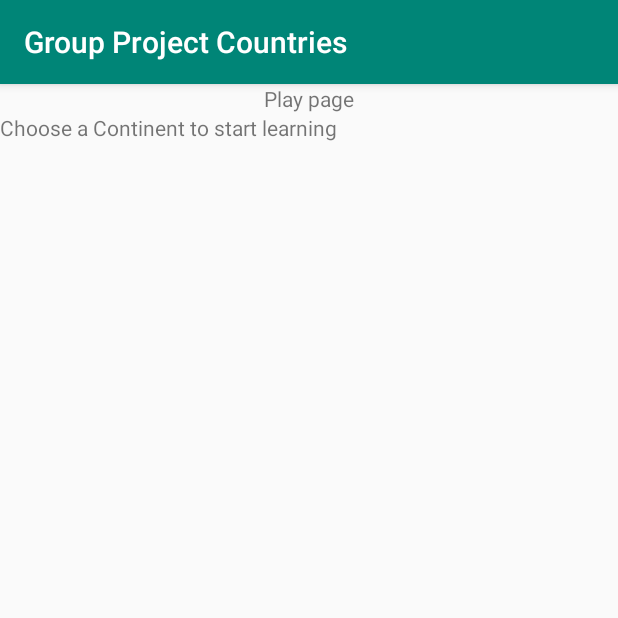
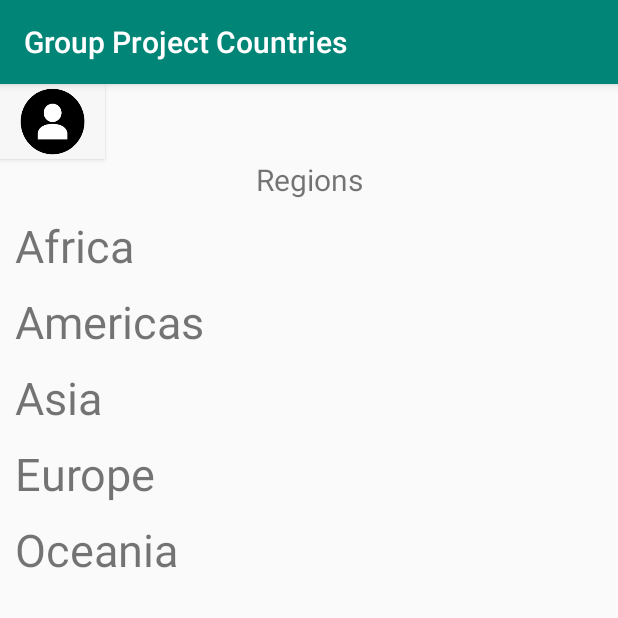
Before and after one commit to Honghongzhu/GroupProjectCountries, an Android app: the PlayActivity screen opened directly, with no data from a screen before it, on a phone screen of 412 x 824 dp, the top half of it. Run offline under Robolectric (Android 15) with nearby library versions, the phone set to English and light mode, and no system bars.

Commit message:
Regions recyclerview updated
The regions are now shown in a recyclerview

```diff
--- a/app/build.gradle
+++ b/app/build.gradle
@@ -9,6 +9,12 @@ android {
         versionCode 1
         versionName "1.0"
         testInstrumentationRunner "androidx.test.runner.AndroidJUnitRunner"
+
+        javaCompileOptions {
+            annotationProcessorOptions {
+                arguments = ["room.schemaLocation": "$projectDir/schemas".toString()]
+            }
+        }
     }
     buildTypes {
         release {
--- a/app/src/main/java/com/example/groupprojectcountries/play/PlayActivity.java
+++ b/app/src/main/java/com/example/groupprojectcountries/play/PlayActivity.java
@@ -4,6 +4,9 @@ import android.os.Bundle;
 
 import androidx.annotation.Nullable;
 import androidx.appcompat.app.AppCompatActivity;
+import androidx.fragment.app.Fragment;
+import androidx.fragment.app.FragmentManager;
+import androidx.fragment.app.FragmentTransaction;
 
 import com.example.groupprojectcountries.R;
 
@@ -12,5 +15,11 @@ public class PlayActivity extends AppCompatActivity {
     protected void onCreate(@Nullable Bundle savedInstanceState) {
         super.onCreate(savedInstanceState);
         setContentView(R.layout.activity_play);
+
+        Fragment fragment = new RegionRecyclerFragment();
+        FragmentManager fragmentManager = getSupportFragmentManager();
+        FragmentTransaction fragmentTransaction = fragmentManager.beginTransaction();
+        fragmentTransaction.replace(R.id.fragment_slot, fragment);
+        fragmentTransaction.commit();
     }
 }
--- a/app/src/main/java/com/example/groupprojectcountries/play/RegionAdapter.java
+++ b/app/src/main/java/com/example/groupprojectcountries/play/RegionAdapter.java
@@ -6,57 +6,56 @@ import android.view.ViewGroup;
 import android.widget.ImageView;
 import android.widget.TextView;
 
-import com.bumptech.glide.Glide;
 import com.example.groupprojectcountries.R;
 
 import java.util.ArrayList;
+import java.util.Arrays;
 import java.util.List;
 
 import androidx.annotation.NonNull;
 import androidx.recyclerview.widget.RecyclerView;
 
-public class RegionAdapter extends RecyclerView.Adapter<RegionAdapter.ContinentViewHolder> {
-    private List<Region> continentsToAdapt;
+public class RegionAdapter extends RecyclerView.Adapter<RegionAdapter.RegionViewHolder> {
+    private List<Region> regionToAdapt;
 
     public void setData(ArrayList<Region> continentsToAdapt){
-        this.continentsToAdapt = continentsToAdapt;
+        this.regionToAdapt = continentsToAdapt;
     }
 
     @NonNull
     @Override
-    public ContinentViewHolder onCreateViewHolder(@NonNull ViewGroup parent, int viewType) {
+    public RegionViewHolder onCreateViewHolder(@NonNull ViewGroup parent, int viewType) {
         View v = LayoutInflater.from(parent.getContext()).inflate(R.layout.region,parent, false);
-        ContinentViewHolder continentViewHolder = new ContinentViewHolder(v);
-        return continentViewHolder;
+        RegionViewHolder regionViewHolder = new RegionViewHolder(v);
+        return regionViewHolder;
     }
 
     @Override
-    public void onBindViewHolder(@NonNull ContinentViewHolder holder, int position) {
-        final Region regionAtPosition = continentsToAdapt.get(position);
+    public void onBindViewHolder(@NonNull RegionViewHolder holder, int position) {
+        final Region regionAtPosition = regionToAdapt.get(position);
         holder.bind(regionAtPosition);
     }
 
     @Override
     public int getItemCount() {
-        return continentsToAdapt.size();
+        return regionToAdapt.size();
     }
 
-    public class ContinentViewHolder extends RecyclerView.ViewHolder {
+    public class RegionViewHolder extends RecyclerView.ViewHolder {
         private View view;
-        private ImageView continentImageView;
+        //private ImageView regionImageView;
         private TextView nameTextView;
 
-        public ContinentViewHolder(@NonNull View v) {
+        public RegionViewHolder(@NonNull View v) {
             super(v);
             view = v;
-            continentImageView = v.findViewById(R.id.continentImage);
-            nameTextView = v.findViewById(R.id.continentName);
+            //regionImageView = v.findViewById(R.id.regionImage);
+            nameTextView = v.findViewById(R.id.regionName);
         }
 
         public void bind(Region region) {
             nameTextView.setText(region.getName());
-            String imageUrl = region.getImageUrl();
-            Glide.with(view.getContext()).load(imageUrl).into(continentImageView);
+            //regionImageView.setImageResource();
             //TODO: view.setOnClickListener will redirect to new activity
         }
     }
--- a/app/src/main/java/com/example/groupprojectcountries/play/RegionRecyclerFragment.java
+++ b/app/src/main/java/com/example/groupprojectcountries/play/RegionRecyclerFragment.java
@@ -4,6 +4,8 @@ package com.example.groupprojectcountries.play;
 import android.os.Bundle;
 
 import androidx.fragment.app.Fragment;
+import androidx.recyclerview.widget.LinearLayoutManager;
+import androidx.recyclerview.widget.RecyclerView;
 
 import android.view.LayoutInflater;
 import android.view.View;
@@ -11,11 +13,16 @@ import android.view.ViewGroup;
 
 import com.example.groupprojectcountries.R;
 
+import java.util.ArrayList;
+import java.util.Arrays;
+import java.util.List;
+
 /**
  * A simple {@link Fragment} subclass.
  */
 public class RegionRecyclerFragment extends Fragment {
-
+    private RecyclerView recyclerView;
+    private ArrayList<Region> regions;
 
     public RegionRecyclerFragment() {
         // Required empty public constructor
@@ -26,7 +33,17 @@ public class RegionRecyclerFragment extends Fragment {
     public View onCreateView(LayoutInflater inflater, ViewGroup container,
                              Bundle savedInstanceState) {
         // Inflate the layout for this fragment
-        return inflater.inflate(R.layout.fragment_region_recycler, container, false);
+        View view =  inflater.inflate(R.layout.fragment_region_recycler, container, false);
+        recyclerView = view.findViewById(R.id.rv_region);
+        LinearLayoutManager layoutManager = new LinearLayoutManager(view.getContext());
+        recyclerView.setLayoutManager(layoutManager);
+
+        //regions = Arrays.asList(new Region[]{"Africa", "Americas", "Asia", "Europe", "Oceania"});
+        regions = new ArrayList<>(Arrays.asList(new Region("Africa"), new Region("Americas"), new Region("Asia"), new Region("Europe"), new Region("Oceania")));
+        RegionAdapter regionAdapter = new RegionAdapter();
+        regionAdapter.setData(regions);
+        recyclerView.setAdapter(regionAdapter);
+        return view;
     }
 
 }
--- a/app/src/main/res/layout/activity_play.xml
+++ b/app/src/main/res/layout/activity_play.xml
@@ -6,31 +6,21 @@
     xmlns:tools="http://schemas.android.com/tools"
     tools:context=".play.PlayActivity">
 
-    <TextView
-        android:id="@+id/title"
-        android:layout_width="wrap_content"
-        android:layout_height="wrap_content"
-        android:text="Play page"
+    <Button
+        android:id="@+id/profile_button"
+        android:layout_width="70dp"
+        android:layout_height="50dp"
         app:layout_constraintStart_toStartOf="parent"
-        app:layout_constraintEnd_toEndOf="parent"
-        app:layout_constraintTop_toTopOf="parent" />
+        app:layout_constraintTop_toTopOf="parent"
+        android:background="@drawable/profile_icon"/>
 
-    <TextView
-        android:id="@+id/description"
-        android:layout_width="wrap_content"
-        android:layout_height="wrap_content"
-        android:text="Choose a Continent to start learning"
-        app:layout_constraintTop_toBottomOf="@id/title"
-        app:layout_constraintStart_toStartOf="parent"/>
-
-    <androidx.recyclerview.widget.RecyclerView
-        android:id="@+id/rv_continents"
+    <FrameLayout
+        android:id="@+id/fragment_slot"
         android:layout_width="match_parent"
         android:layout_height="0dp"
-        app:layout_constraintBottom_toBottomOf="parent"
-        app:layout_constraintEnd_toEndOf="parent"
         app:layout_constraintStart_toStartOf="parent"
-        app:layout_constraintTop_toBottomOf="@id/description"></androidx.recyclerview.widget.RecyclerView>
+        app:layout_constraintTop_toBottomOf="@id/profile_button">
+    </FrameLayout>
 
 
 
--- a/app/src/main/res/layout/fragment_region_recycler.xml
+++ b/app/src/main/res/layout/fragment_region_recycler.xml
@@ -3,12 +3,29 @@
     xmlns:tools="http://schemas.android.com/tools"
     android:layout_width="match_parent"
     android:layout_height="match_parent"
+    xmlns:app="http://schemas.android.com/apk/res-auto"
     tools:context=".play.RegionRecyclerFragment">
+    <androidx.constraintlayout.widget.ConstraintLayout
+        android:layout_width="match_parent"
+        android:layout_height="match_parent">
 
-    <!-- TODO: Update blank fragment layout -->
-    <TextView
-        android:layout_width="match_parent"
-        android:layout_height="match_parent"
-        android:text="@string/hello_blank_fragment" />
+        <TextView
+            android:id="@+id/title"
+            android:layout_width="match_parent"
+            android:layout_height="wrap_content"
+            android:text="@string/region"
+            android:gravity="center_horizontal"
+            android:textSize="20dp"
+            app:layout_constraintStart_toStartOf="parent"
+            app:layout_constraintTop_toTopOf="parent"/>
+
+        <androidx.recyclerview.widget.RecyclerView
+            android:id="@+id/rv_region"
+            android:layout_width="match_parent"
+            android:layout_height="wrap_content"
+            app:layout_constraintStart_toStartOf="parent"
+            app:layout_constraintTop_toBottomOf="@id/title"/>
+
+    </androidx.constraintlayout.widget.ConstraintLayout>
 
 </FrameLayout>
--- a/app/src/main/res/values/strings.xml
+++ b/app/src/main/res/values/strings.xml
@@ -1,5 +1,6 @@
 <resources>
     <string name="app_name">Group Project Countries</string>
+    <string name="region">Regions</string>
 
     <!-- TODO: Remove or change this placeholder text -->
     <string name="hello_blank_fragment">Hello blank fragment</string>
```
Also changed, not shown: app/src/main/java/com/example/groupprojectcountries/database/Country.java (+47 -0 lines), app/src/main/java/com/example/groupprojectcountries/database/CountryDatabase.java (+17 -1 lines), app/src/main/java/com/example/groupprojectcountries/play/Region.java (+6 -6 lines), app/src/main/res/layout/region.xml (+15 -27 lines), 1 other file.
